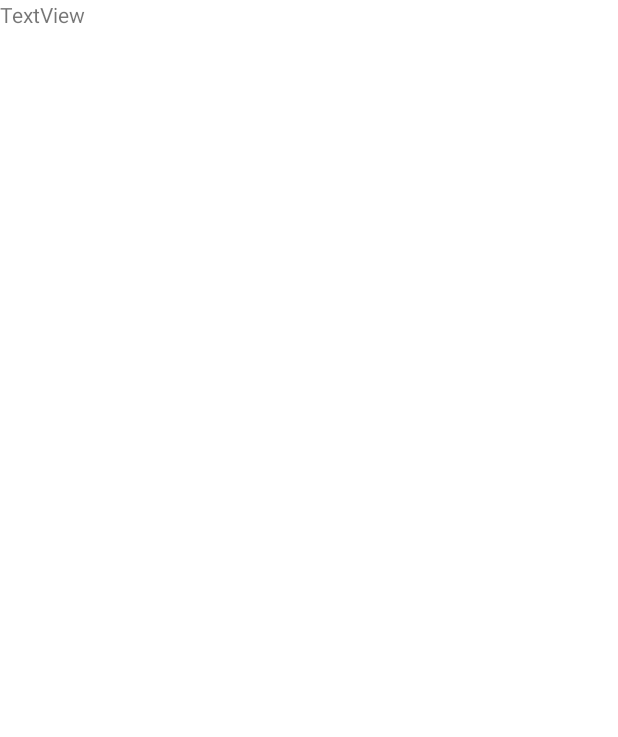
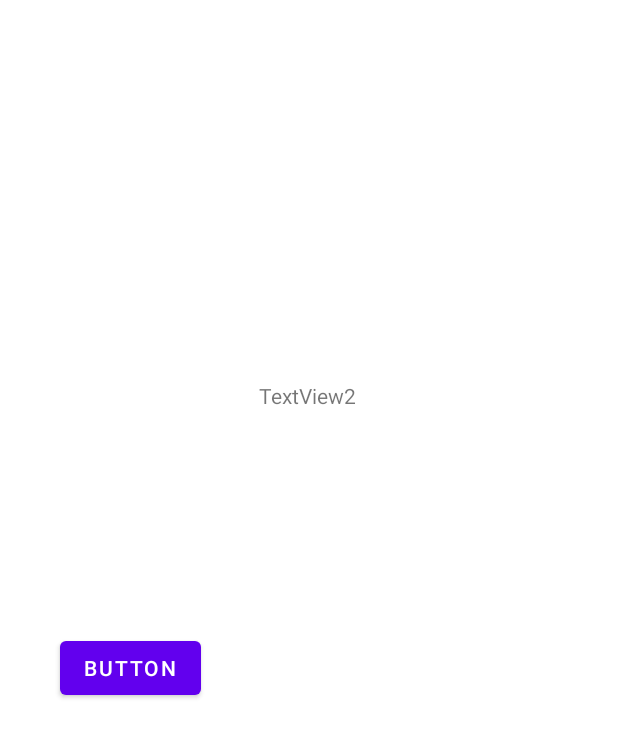
Before and after one commit to champseo2017/learn_kotlin_02, an Android app: the screen it shows after launch (MainActivity), on a phone screen of 412 x 824 dp. Before the commit the part shown is almost empty. Shown: the top 737 px of the screen. Run offline under Robolectric (Android 15) with nearby library versions, the phone set to English and light mode, and no system bars.

```diff
--- a/app/src/main/java/com/example/myapp01/MainActivity.kt
+++ b/app/src/main/java/com/example/myapp01/MainActivity.kt
@@ -20,11 +20,7 @@ class MainActivity: AppCompatActivity() {
 //            Snackbar.make(view, "Hello Snackbar", Snackbar.LENGTH_LONG).show()
 //        }
     }
-    /*  การกำหนดตำแหน่งกึ่งกลาง (แนวตั้งหรือแนวนอนของ ConstraintLayout)
-       - การกำหนดแนวตั้งหรือแนวนอน 2 ครั้งกับ ConstraintLayout หมายถึง กำหนดให้ widget นั้นๆ
-        อยู่กึ่งกลาง
-        - ซ้ายและขวาในเวลาเดียวกัน คือ กำหนดตำแหน่งกึ่งกลางตามนแนวนอน
-        - บนและล่างในเวลาเดียวกัน คือ การกำหนดตำแหน่งกึ่งกลางตามแนวตั้ง
-        - การเทน้ำหนัก (app:layout_constraintHorizontal_bias="0.68")
+    /*  การยกเลิกการยึดติดของ ConstraintLayout
+        - คลิกขวาเลือกคำสั่ง Clear Constraints of Selection เพื่อยกเลิกการยึดติด
     * */
 }
--- a/app/src/main/res/layout/activity_main.xml
+++ b/app/src/main/res/layout/activity_main.xml
@@ -13,12 +13,26 @@
 
 
         <TextView
-            android:id="@+id/textView"
+            android:id="@+id/textview2"
             android:layout_width="wrap_content"
             android:layout_height="wrap_content"
-            android:text="TextView"
-            tools:layout_editor_absoluteX="177dp"
-            tools:layout_editor_absoluteY="120dp" />
+            android:text="@string/textview2"
+            app:layout_constraintBottom_toBottomOf="parent"
+            app:layout_constraintEnd_toEndOf="parent"
+            app:layout_constraintHorizontal_bias="0.498"
+            app:layout_constraintStart_toStartOf="parent"
+            app:layout_constraintTop_toTopOf="parent"
+            app:layout_constraintVertical_bias="0.316" />
+
+        <Button
+            android:id="@+id/button"
+            android:layout_width="wrap_content"
+            android:layout_height="wrap_content"
+            android:layout_marginStart="40dp"
+            android:layout_marginTop="148dp"
+            android:text="Button"
+            app:layout_constraintStart_toStartOf="parent"
+            app:layout_constraintTop_toBottomOf="@+id/textview2" />
     </androidx.constraintlayout.widget.ConstraintLayout>
 
 </androidx.coordinatorlayout.widget.CoordinatorLayout>
--- a/app/src/main/res/values/strings.xml
+++ b/app/src/main/res/values/strings.xml
@@ -9,4 +9,5 @@
 
     <string name="hello_first_fragment">Hello first fragment</string>
     <string name="hello_second_fragment">Hello second fragment. Arg: %1$s</string>
+    <string name="textview2">TextView2</string>
 </resources>
```
